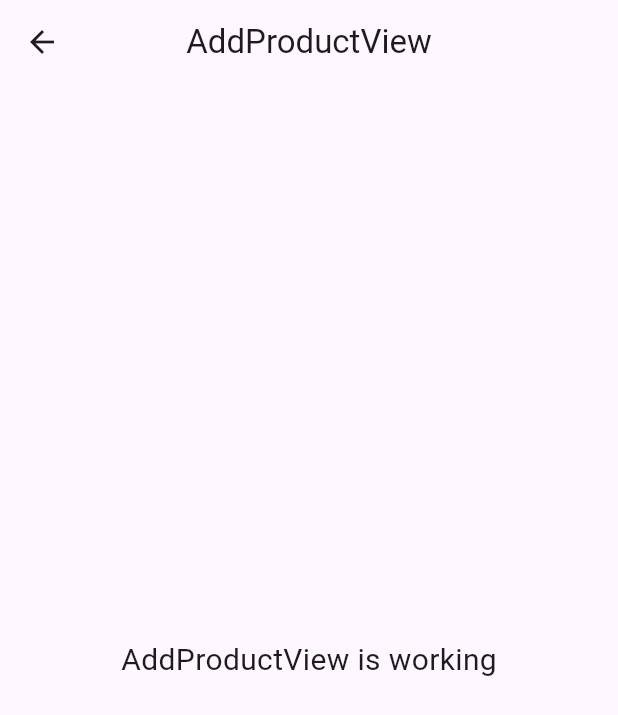
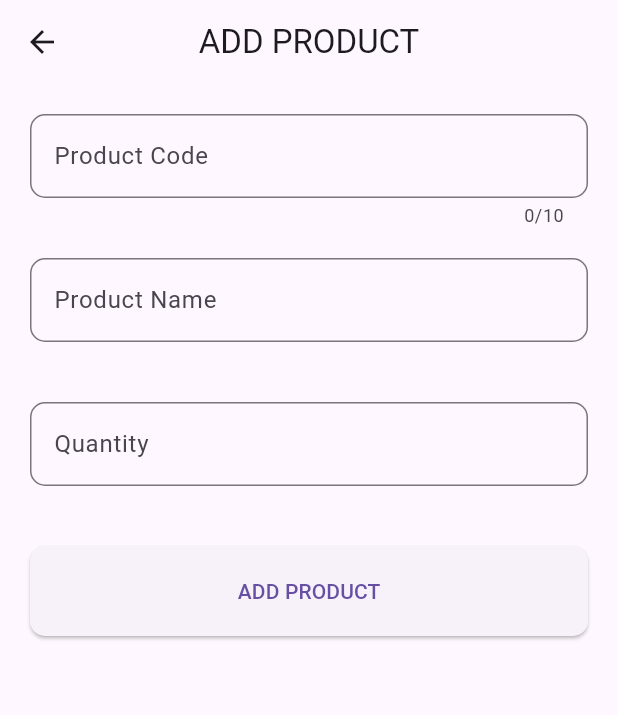
Before and after one commit to iGhost22/QR-Code, a Flutter app: the AddProductView screen opened by its route, on a phone screen of 412 x 824 dp. Shown: the top 715 px of the screen. Run offline on Flutter 3.47's test engine with Material 3 defaults, Android fonts, the phone set to English and light mode, and no system bars; our stand-ins replace firebase_auth, firebase_core, get; accounts and stored records are empty.

Commit message:
Create UI AddProduct

```diff
--- a/lib/app/modules/add_product/controllers/add_product_controller.dart
+++ b/lib/app/modules/add_product/controllers/add_product_controller.dart
@@ -1,23 +1,5 @@
 import 'package:get/get.dart';
 
 class AddProductController extends GetxController {
-  //TODO: Implement AddProductController
-
-  final count = 0.obs;
-  @override
-  void onInit() {
-    super.onInit();
-  }
-
-  @override
-  void onReady() {
-    super.onReady();
-  }
-
-  @override
-  void onClose() {
-    super.onClose();
-  }
-
-  void increment() => count.value++;
+  RxBool isLoading = false.obs;
 }
--- a/lib/app/modules/add_product/views/add_product_view.dart
+++ b/lib/app/modules/add_product/views/add_product_view.dart
@@ -5,19 +5,76 @@ import 'package:get/get.dart';
 import '../controllers/add_product_controller.dart';
 
 class AddProductView extends GetView<AddProductController> {
-  const AddProductView({Key? key}) : super(key: key);
+  AddProductView({Key? key}) : super(key: key);
+
+  final TextEditingController codeC = TextEditingController();
+  final TextEditingController nameC = TextEditingController();
+  final TextEditingController qtyC = TextEditingController();
+
   @override
   Widget build(BuildContext context) {
     return Scaffold(
       appBar: AppBar(
-        title: const Text('AddProductView'),
+        title: const Text('ADD PRODUCT'),
         centerTitle: true,
       ),
-      body: const Center(
-        child: Text(
-          'AddProductView is working',
-          style: TextStyle(fontSize: 20),
-        ),
+      body: ListView(
+        padding: const EdgeInsets.all(20),
+        children: [
+          TextField(
+            autocorrect: false,
+            controller: codeC,
+            keyboardType: TextInputType.number,
+            maxLength: 10,
+            decoration: InputDecoration(
+              labelText: "Product Code",
+              border: OutlineInputBorder(
+                borderRadius: BorderRadius.circular(10),
+              ),
+            ),
+          ),
+          const SizedBox(height: 20),
+          TextField(
+            autocorrect: false,
+            controller: nameC,
+            keyboardType: TextInputType.text,
+            decoration: InputDecoration(
+              labelText: "Product Name",
+              border: OutlineInputBorder(
+                borderRadius: BorderRadius.circular(10),
+              ),
+            ),
+          ),
+          const SizedBox(height: 40),
+          TextField(
+            autocorrect: false,
+            controller: qtyC,
+            keyboardType: TextInputType.number,
+            decoration: InputDecoration(
+              labelText: "Quantity ",
+              border: OutlineInputBorder(
+                borderRadius: BorderRadius.circular(10),
+              ),
+            ),
+          ),
+          const SizedBox(height: 40),
+          ElevatedButton(
+            onPressed: () async {
+              if (controller.isLoading.isFalse) {
+                controller.isLoading(true);
+                controller.isLoading(false);
+              }
+            },
+            style: ElevatedButton.styleFrom(
+              shape: RoundedRectangleBorder(
+                borderRadius: BorderRadius.circular(10),
+              ),
+              padding: const EdgeInsets.symmetric(vertical: 20),
+            ),
+            child: Obx(() =>
+                Text(controller.isLoading.isFalse ? 'ADD PRODUCT' : 'LOADING...')),
+          ),
+        ],
       ),
     );
   }
--- a/lib/app/routes/app_pages.dart
+++ b/lib/app/routes/app_pages.dart
@@ -29,7 +29,7 @@ class AppPages {
     ),
     GetPage(
       name: _Paths.addProduct,
-      page: () => const AddProductView(),
+      page: () => AddProductView(),
       binding: AddProductBinding(),
     ),
     GetPage(
--- a/lib/main.dart
+++ b/lib/main.dart
@@ -35,8 +35,9 @@ class MyApp extends StatelessWidget {
           }
           return GetMaterialApp(
             title: "QR Code",
-            initialRoute: snapAuth.hasData ? Routes.home : Routes.login,
+            // initialRoute: snapAuth.hasData ? Routes.home : Routes.login,
             // initialRoute: Routes.login,
+            initialRoute: Routes.addProduct,
             getPages: AppPages.routes,
           );
         });
```
